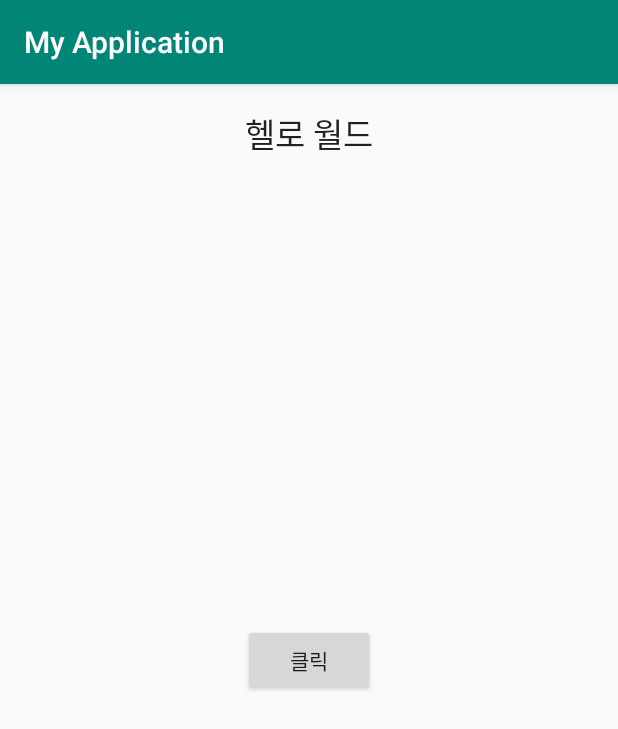
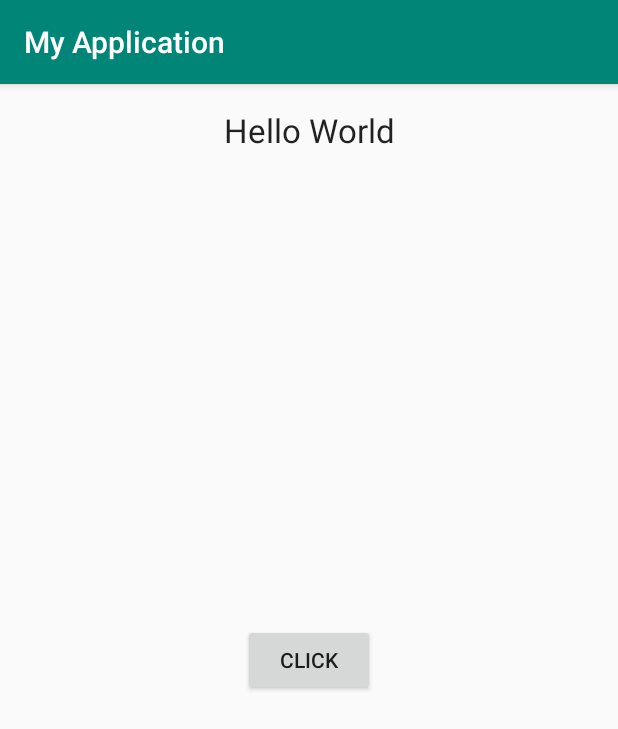
Before and after one commit to xanaguns/ojs_kotlin, an Android app: the screen it shows after launch (MainActivity), on a phone screen of 412 x 824 dp. Shown: the top 729 px of the screen. Run offline under Robolectric (Android 15) with nearby library versions, the phone set to English and light mode, and no system bars.

Commit message:
add string resources for ko language

```diff
--- a/Chapter03/app/src/main/res/layout/activity_main.xml
+++ b/Chapter03/app/src/main/res/layout/activity_main.xml
@@ -11,17 +11,17 @@
         android:layout_width="wrap_content"
         android:layout_height="wrap_content"
         android:layout_marginTop="16dp"
-        android:text="헬로 월드"
+        android:text="@string/hello_world"
         android:textAppearance="@style/TextAppearance.AppCompat.Large"
-        app:layout_constraintLeft_toLeftOf="parent"
-        app:layout_constraintRight_toRightOf="parent"
+        app:layout_constraintEnd_toEndOf="parent"
+        app:layout_constraintStart_toStartOf="parent"
         app:layout_constraintTop_toTopOf="parent" />
 
     <Button
         android:id="@+id/clickButton"
         android:layout_width="wrap_content"
         android:layout_height="wrap_content"
-        android:text="클릭"
+        android:text="@string/click"
         app:layout_constraintBottom_toBottomOf="parent"
         app:layout_constraintEnd_toEndOf="parent"
         app:layout_constraintStart_toStartOf="parent"
--- a/Chapter03/app/src/main/res/values/strings.xml
+++ b/Chapter03/app/src/main/res/values/strings.xml
@@ -1,3 +1,5 @@
 <resources>
     <string name="app_name">My Application</string>
+    <string name="hello_world">Hello World</string>
+    <string name="click">Click</string>
 </resources>
```
Also changed, not shown: 1 other file.
